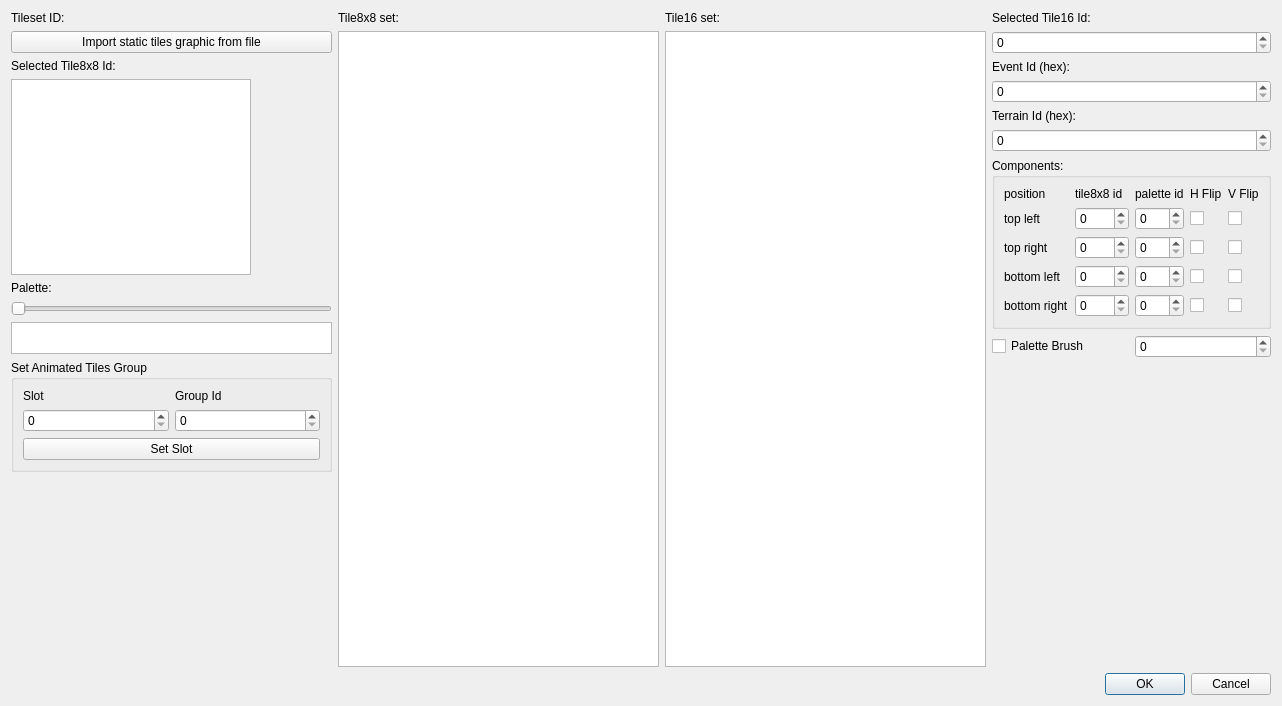
The window that Dialog/TilesetEditDialog.ui (wario-land/WL4Editor) describes before a commit, drawn with Qt 5.
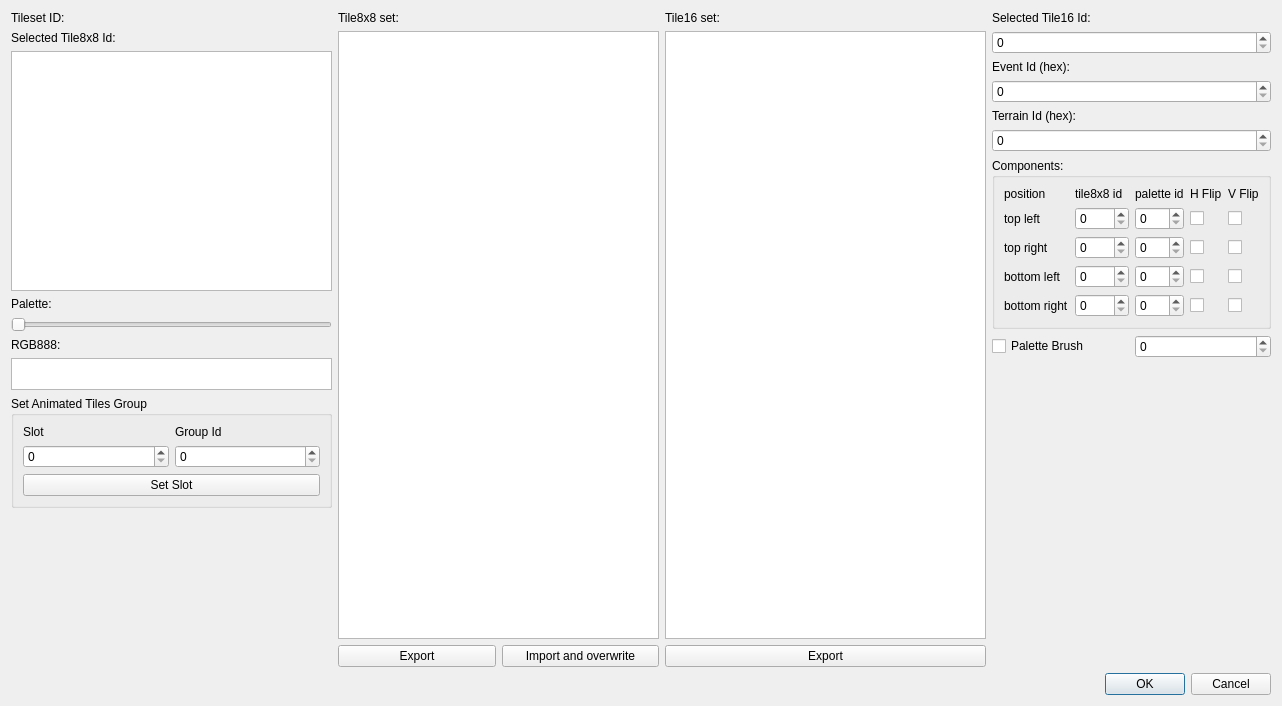
The same window after the commit. Custom widgets are drawn as their Qt base class.

The edit to the form file:
```diff
--- a/Dialog/TilesetEditDialog.ui
+++ b/Dialog/TilesetEditDialog.ui
@@ -28,13 +28,6 @@
          </property>
         </widget>
        </item>
-       <item>
-        <widget class="QPushButton" name="pushButton_ImportTileGraphic">
-         <property name="text">
-          <string>Import static tiles graphic from file</string>
-         </property>
-        </widget>
-       </item>
        <item>
         <widget class="QLabel" name="label_Tile8x8_ID">
          <property name="text">
@@ -44,12 +37,18 @@
        </item>
        <item>
         <widget class="TilesetEditor_Tile8x8EditorGraphicView" name="graphicsView_Tile8x8Editor">
-         <property name="maximumSize">
+         <property name="minimumSize">
           <size>
            <width>240</width>
            <height>240</height>
           </size>
          </property>
+         <property name="maximumSize">
+          <size>
+           <width>16777215</width>
+           <height>16777215</height>
+          </size>
+         </property>
         </widget>
        </item>
        <item>
@@ -72,6 +71,13 @@
          </property>
         </widget>
        </item>
+       <item>
+        <widget class="QLabel" name="label_RGB888Value">
+         <property name="text">
+          <string>RGB888: </string>
+         </property>
+        </widget>
+       </item>
        <item>
         <widget class="TilesetEditor_PaletteGraphicView" name="graphicsView_paletteBar">
          <property name="maximumSize">
@@ -172,6 +178,27 @@
        <item>
         <widget class="TilesetEditor_Tile8x8MapGraphicView" name="graphicsView_TilesetAllTile8x8"/>
        </item>
+       <item>
+        <layout class="QHBoxLayout" name="horizontalLayout_4">
+         <property name="topMargin">
+          <number>0</number>
+         </property>
+         <item>
+          <widget class="QPushButton" name="pushButton_ExportTile8x8Map">
+           <property name="text">
+            <string>Export</string>
+           </property>
+          </widget>
+         </item>
+         <item>
+          <widget class="QPushButton" name="pushButton_ImportTile8x8Graphic">
+           <property name="text">
+            <string>Import and overwrite</string>
+           </property>
+          </widget>
+         </item>
+        </layout>
+       </item>
       </layout>
      </item>
      <item>
@@ -189,6 +216,20 @@
        <item>
         <widget class="TilesetEditor_Tile16MapGraphicView" name="graphicsView_TilesetAllTile16"/>
        </item>
+       <item>
+        <layout class="QHBoxLayout" name="horizontalLayout_5">
+         <property name="topMargin">
+          <number>0</number>
+         </property>
+         <item>
+          <widget class="QPushButton" name="pushButton_ExportTile16Map">
+           <property name="text">
+            <string>Export</string>
+           </property>
+          </widget>
+         </item>
+        </layout>
+       </item>
       </layout>
      </item>
      <item>
```
